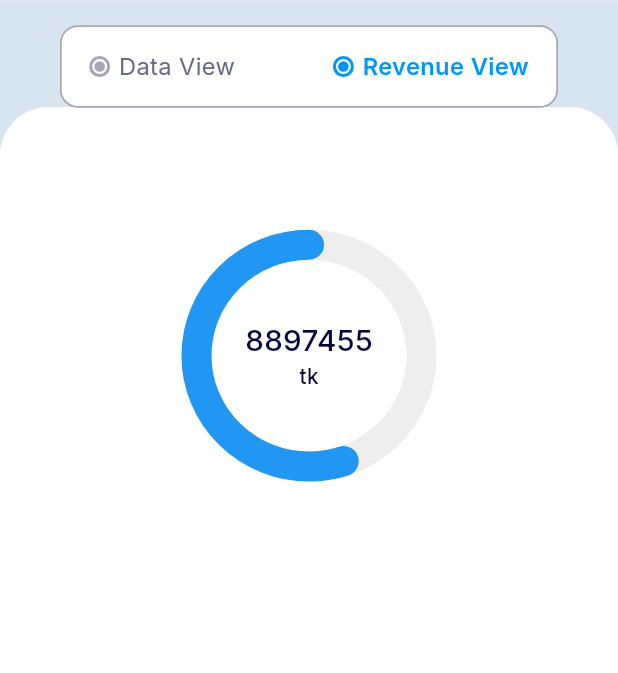
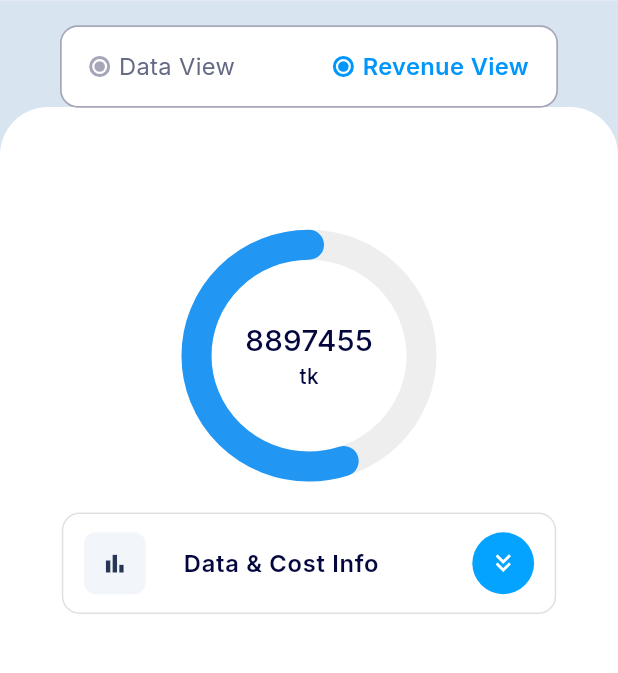
Before and after one commit to ahizaz/Task, a Flutter app: the DashboardScreenOne screen opened directly, after a tap on "Custom Date Data", after a tap on "Revenue View", on a phone screen of 412 x 824 dp, the part 103-776 px from its top. Run offline on Flutter 3.47's test engine with Material 3 defaults, Android fonts, the phone set to English and light mode, and no system bars; our stand-ins replace flutter_screenutil, get, google_fonts.

Commit message:
almost done

```diff
--- a/lib/feature/dashboard/widget/revenue_view_widget.dart
+++ b/lib/feature/dashboard/widget/revenue_view_widget.dart
@@ -5,7 +5,6 @@ import 'package:google_fonts/google_fonts.dart';
 
 class RevenueViewWidget extends StatelessWidget {
   const RevenueViewWidget({super.key});
-
   @override
   Widget build(BuildContext context) {
     return Container(
@@ -65,8 +64,135 @@ class RevenueViewWidget extends StatelessWidget {
          ),
        ),
      ),
+     SizedBox(
+      height: 30.h,
+
+     ),
+      _DataCostCard(),
       ],
     ),
     );
   }
 }
+
+class _DataCostCard extends StatefulWidget {
+  const _DataCostCard({Key? key}) : super(key: key);
+
+  @override
+  State<_DataCostCard> createState() => _DataCostCardState();
+}
+
+class _DataCostCardState extends State<_DataCostCard> {
+  bool _isExpanded = false;
+  final int _total = 4;
+
+  @override
+  Widget build(BuildContext context) {
+    final halfCount = (_total / 2).floor();
+
+    return Container(
+      width: double.infinity,
+      margin: EdgeInsets.symmetric(horizontal: 12.w),
+      decoration: BoxDecoration(
+        color: Colors.white,
+        borderRadius: BorderRadius.circular(12.r),
+        border: Border.all(color: Colors.grey.shade300),
+      ),
+      child: ExpansionTile(
+        initiallyExpanded: _isExpanded,
+        onExpansionChanged: (v) => setState(() => _isExpanded = v),
+        tilePadding: EdgeInsets.zero,
+        leading: Container(
+          width: 36.w,
+          height: 36.w,
+          margin: EdgeInsets.only(left: 12.w, right: 8.w, top: 6.h, bottom: 6.h),
+          decoration: BoxDecoration(
+            color: Color(0xffF2F6FB),
+            borderRadius: BorderRadius.circular(8.r),
+          ),
+          child: Center(
+            child: Icon(
+              Icons.bar_chart,
+              color: Color(0xff273656),
+              size: 18.sp,
+            ),
+          ),
+        ),
+        title: Padding(
+          padding: EdgeInsets.symmetric(vertical: 12.h),
+          child: Text(
+            'Data & Cost Info',
+            style: GoogleFonts.inter(
+              fontSize: 16.sp,
+              fontWeight: FontWeight.w600,
+              color: Color(0xff04063E),
+            ),
+          ),
+        ),
+        // no subtitle; children will render the full list when expanded
+        trailing: Container(
+          margin: EdgeInsets.only(right: 12.w, top: 6.h, bottom: 6.h),
+          width: 36.w,
+          height: 36.w,
+          decoration: BoxDecoration(
+            color: Color(0xff04A3FF),
+            shape: BoxShape.circle,
+          ),
+          child: Center(
+            child: AnimatedSwitcher(
+              duration: Duration(milliseconds: 200),
+              transitionBuilder: (child, anim) => ScaleTransition(scale: anim, child: child),
+              child: Icon(
+                _isExpanded ? Icons.keyboard_double_arrow_up : Icons.keyboard_double_arrow_down,
+                key: ValueKey<bool>(_isExpanded),
+                color: Colors.white,
+                size: 20.sp,
+              ),
+            ),
+          ),
+        ),
+        children: [
+          Container(
+            height: 1.h,
+            color: Colors.grey.shade300,
+            margin: EdgeInsets.symmetric(horizontal: 8.w),
+          ),
+          Padding(
+            padding: EdgeInsets.symmetric(horizontal: 16.w, vertical: 12.h),
+            child: Column(
+              crossAxisAlignment: CrossAxisAlignment.start,
+              children: List.generate(_total, (index) {
+                final i = index + 1;
+                return Padding(
+                  padding: EdgeInsets.only(bottom: index == _total - 1 ? 0 : 12.h),
+                  child: Column(
+                    crossAxisAlignment: CrossAxisAlignment.start,
+                    children: [
+                      Text(
+                        'Data $i : 2798.50 (29.53%)',
+                        style: GoogleFonts.inter(
+                          fontSize: 14.sp,
+                          fontWeight: FontWeight.w400,
+                          color: Color(0xff3A4971),
+                        ),
+                      ),
+                      SizedBox(height: 6.h),
+                      Text(
+                        'Cost $i : 35689 ৳',
+                        style: GoogleFonts.inter(
+                          fontSize: 14.sp,
+                          fontWeight: FontWeight.w700,
+                          color: Color(0xff04063E),
+                        ),
+                      ),
+                    ],
+                  ),
+                );
+              }),
+            ),
+          ),
+        ],
+      ),
+    );
+  }
+}
```
